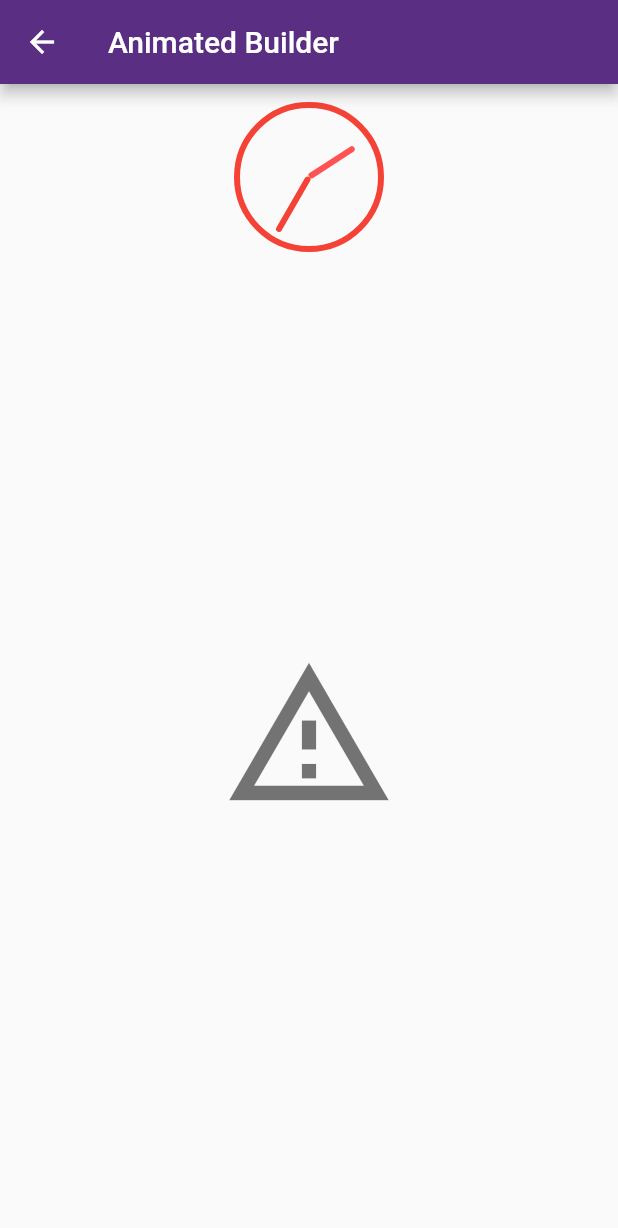
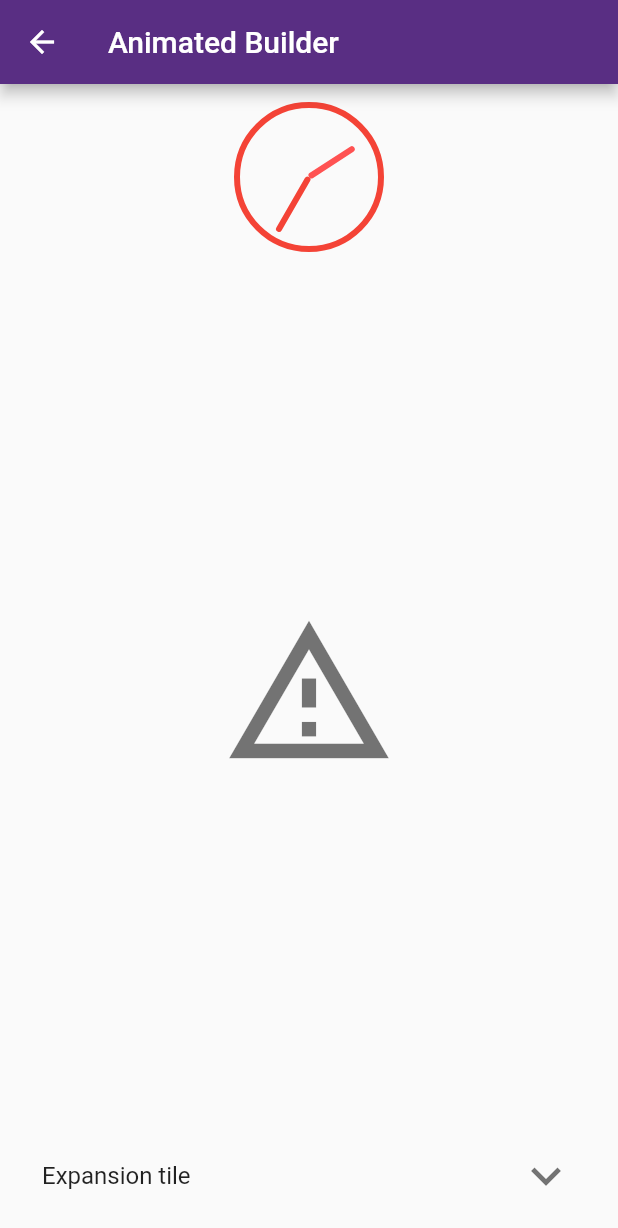
Before and after one commit to GabrielDimaa/animations_flutter, a Flutter app: the AnimationBuilder screen opened by its route, on a phone screen of 412 x 824 dp. Shown: the top 1228 px of the screen. Run offline on Flutter 3.47's test engine with Material 2 defaults, Android fonts, the phone set to English and light mode, and no system bars.

Commit message:
Expansion Tile

```diff
--- a/lib/animations/animation_builder.dart
+++ b/lib/animations/animation_builder.dart
@@ -12,6 +12,9 @@ class AnimationBuilder extends StatefulWidget {
 class _AnimationBuilderState extends State<AnimationBuilder> with TickerProviderStateMixin {
   late AnimationController controller;
   late AnimationController controllerRelogio;
+  late AnimationController controllerExpanded;
+
+  bool expanded = false;
 
   @override
   void initState() {
@@ -25,6 +28,11 @@ class _AnimationBuilderState extends State<AnimationBuilder> with TickerProvider
       duration: const Duration(seconds: 12),
       vsync: this,
     )..repeat();
+    controllerExpanded = AnimationController(
+      duration: const Duration(milliseconds: 300),
+      vsync: this,
+      upperBound: 0.5,
+    );
   }
 
   @override
@@ -105,6 +113,25 @@ class _AnimationBuilderState extends State<AnimationBuilder> with TickerProvider
                   ),
                 ),
               ),
+              ListTile(
+                title: const Text("Expansion tile"),
+                trailing: RotationTransition(
+                  turns: Tween(begin: 0.0, end: 1.0).animate(controllerExpanded),
+                  child: const Icon(
+                    Icons.expand_more,
+                    size: 40,
+                    color: Colors.black54,
+                  ),
+                ),
+                onTap: () => setState(() {
+                  if (expanded) {
+                    controllerExpanded.reverse(from: 0.5);
+                  } else {
+                    controllerExpanded.forward(from: 0.0);
+                  }
+                  expanded = !expanded;
+                }),
+              ),
             ],
           ),
         ),
@@ -116,6 +143,7 @@ class _AnimationBuilderState extends State<AnimationBuilder> with TickerProvider
   void dispose() {
     controller.dispose();
     controllerRelogio.dispose();
+    controllerExpanded.dispose();
     super.dispose();
   }
 }
```
